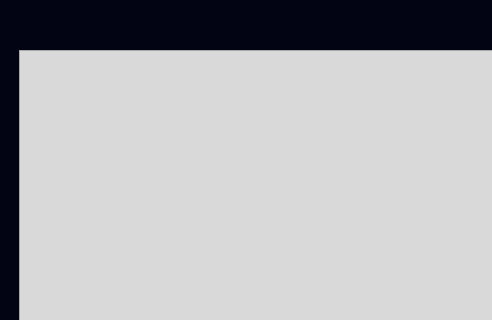
Qt form GUI/form.ui (KiriltsevDaniil/EvAlgPractice) before a commit; both pictures show x 0 to 492 and y 0 to 320 of the 1126 by 800 pixel window.
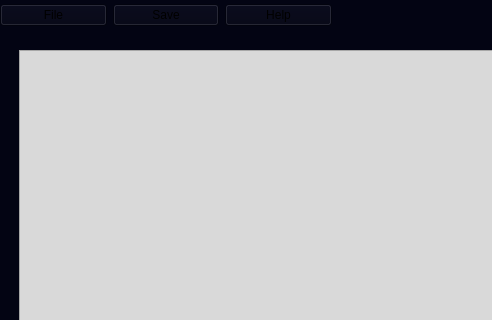
The same form after that commit.

Commit message: Menu bar strange version

```diff
--- a/GUI/form.ui
+++ b/GUI/form.ui
@@ -472,6 +472,57 @@
     </item>
    </layout>
   </widget>
+  <widget class="QWidget" name="horizontalLayoutWidget_2">
+   <property name="geometry">
+    <rect>
+     <x>0</x>
+     <y>0</y>
+     <width>332</width>
+     <height>31</height>
+    </rect>
+   </property>
+   <layout class="QHBoxLayout" name="MenuBar">
+    <item>
+     <widget class="QPushButton" name="FileBtn">
+      <property name="enabled">
+       <bool>true</bool>
+      </property>
+      <property name="text">
+       <string>File</string>
+      </property>
+     </widget>
+    </item>
+    <item>
+     <widget class="QPushButton" name="HelpBtn">
+      <property name="text">
+       <string>Save</string>
+      </property>
+     </widget>
+    </item>
+    <item>
+     <widget class="QPushButton" name="SaveBtn">
+      <property name="focusPolicy">
+       <enum>Qt::WheelFocus</enum>
+      </property>
+      <property name="text">
+       <string>Help</string>
+      </property>
+      <property name="checkable">
+       <bool>false</bool>
+      </property>
+      <property name="autoRepeat">
+       <bool>false</bool>
+      </property>
+      <property name="autoExclusive">
+       <bool>false</bool>
+      </property>
+     </widget>
+    </item>
+   </layout>
+   <zorder>FileBtn</zorder>
+   <zorder>HelpBtn</zorder>
+   <zorder>SaveBtn</zorder>
+  </widget>
  </widget>
  <resources/>
  <connections/>
```
Left out of the diff: 3 changed lines with no effect on the pictures. The commit also changes 1 other file.
